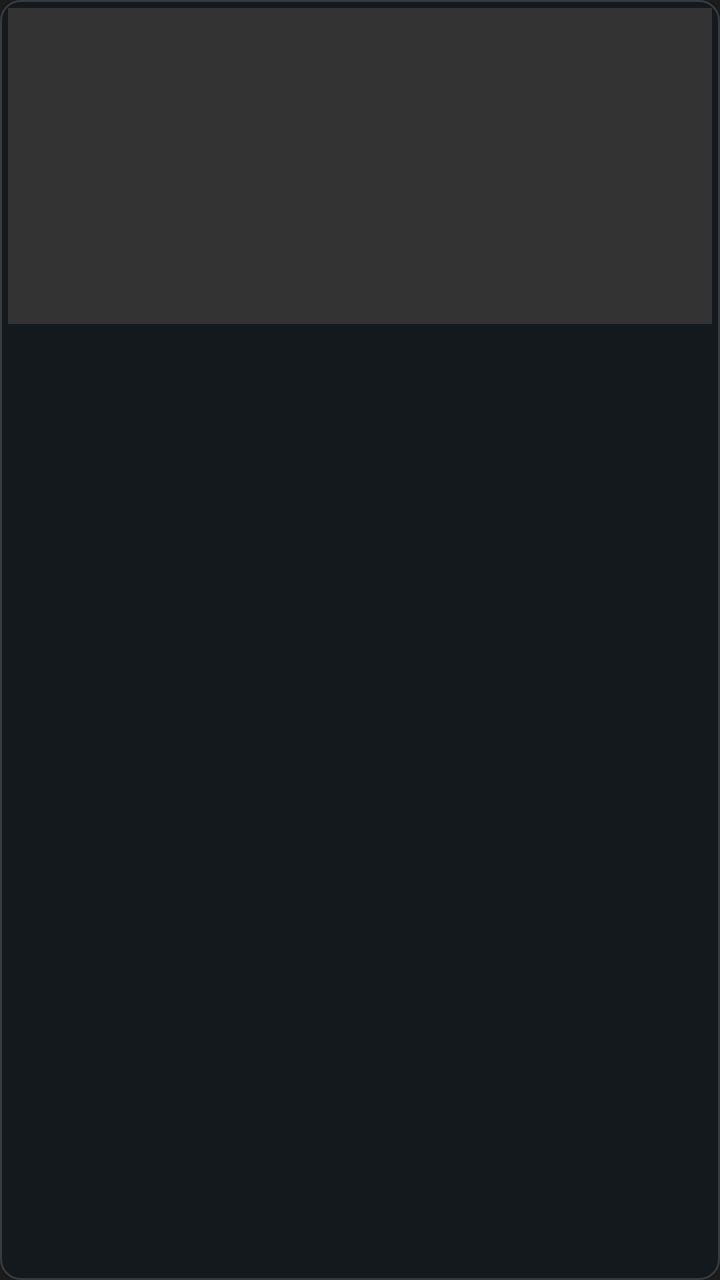
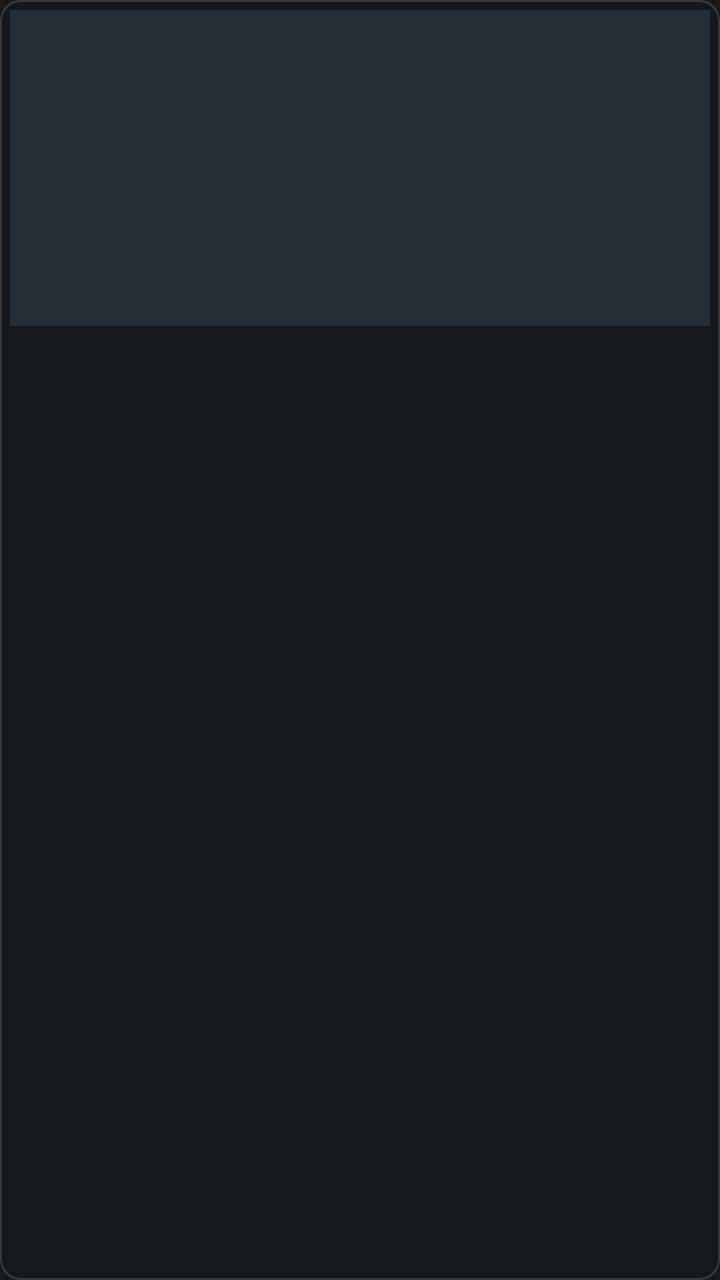

Screens rendered from an Android XML layout before and after an edit, with the pre-edit source and the edit as a unified diff.
<!-- AndroidManifest.xml: application theme Theme.Sinema -->
<!-- res/layout/view_card.xml -->
<?xml version="1.0" encoding="utf-8"?>
<LinearLayout xmlns:android="http://schemas.android.com/apk/res/android"
    android:layout_width="266dp"
    android:layout_height="wrap_content"
    android:minHeight="220dp"
    android:orientation="vertical"
    android:focusable="true"
    android:focusableInTouchMode="true"
    android:background="@drawable/card_focus_border"
    android:layout_marginStart="8dp"
    android:layout_marginEnd="8dp"
    android:padding="4dp"
    android:clipChildren="false">

    <FrameLayout
        android:layout_width="match_parent"
        android:layout_height="158dp">

        <ImageView
            android:id="@+id/card_image"
            android:layout_width="match_parent"
            android:layout_height="match_parent"
            android:scaleType="centerCrop"
            android:background="#333333"
            android:importantForAccessibility="no" />

        <TextView
            android:id="@+id/card_heart"
            android:layout_width="wrap_content"
            android:layout_height="wrap_content"
            android:layout_gravity="top|end"
            android:layout_margin="6dp"
            android:background="@drawable/card_polish_badge"
            android:contentDescription="@string/accessibility_favorite"
            android:text="❤️"
            android:textSize="18sp"
            android:padding="4dp"
            android:visibility="gone" />

        <TextView
            android:id="@+id/card_checkmark"
            android:layout_width="wrap_content"
            android:layout_height="wrap_content"
            android:layout_gravity="bottom|end"
            android:layout_margin="6dp"
            android:background="@drawable/card_polish_badge"
            android:contentDescription="@string/accessibility_watched"
            android:text="✅"
            android:textSize="18sp"
            android:padding="4dp"
            android:visibility="gone" />

        <ProgressBar
            android:id="@+id/card_progress"
            style="?android:attr/progressBarStyleHorizontal"
            android:layout_width="match_parent"
            android:layout_height="6dp"
            android:layout_gravity="bottom"
            android:max="100"
            android:progressDrawable="@drawable/card_progress"
            android:visibility="gone" />

    </FrameLayout>

    <TextView
        android:id="@+id/card_title"
        android:layout_width="match_parent"
        android:layout_height="wrap_content"
        android:maxLines="1"
        android:ellipsize="end"
        android:textColor="@android:color/white"
        android:textSize="15sp"
        android:paddingTop="4dp"
        android:paddingStart="4dp"
        android:paddingEnd="4dp" />

    <TextView
        android:id="@+id/card_content"
        android:layout_width="match_parent"
        android:layout_height="wrap_content"
        android:maxLines="1"
        android:ellipsize="end"
        android:textColor="#AAAAAA"
        android:textSize="13sp"
        android:paddingStart="4dp"
        android:paddingEnd="4dp"
        android:paddingBottom="4dp" />
</LinearLayout>
<!-- resources referenced by this layout -->
<resources>
  <!-- drawable card_focus_border (drawable) -->
  <?xml version="1.0" encoding="utf-8"?>
  <selector xmlns:android="http://schemas.android.com/apk/res/android">
      <item android:state_focused="true">
          <shape android:shape="rectangle">
              <stroke android:width="4dp" android:color="#2AABE0" />
              <solid android:color="#FF18242A" />
              <corners android:radius="@dimen/card_polish_corner_radius" />
          </shape>
      </item>
      <item>
          <shape android:shape="rectangle">
              <stroke android:width="1dp" android:color="@color/card_polish_border_unfocused" />
              <solid android:color="@color/card_polish_surface" />
              <corners android:radius="@dimen/card_polish_corner_radius" />
          </shape>
      </item>
  </selector>
  <!-- drawable card_polish_badge (drawable) -->
  <?xml version="1.0" encoding="utf-8"?>
  <shape xmlns:android="http://schemas.android.com/apk/res/android" android:shape="rectangle">
      <solid android:color="#CC101010" />
      <corners android:radius="6dp" />
  </shape>
  <!-- drawable card_progress (drawable) -->
  <?xml version="1.0" encoding="utf-8"?>
  <layer-list xmlns:android="http://schemas.android.com/apk/res/android">
      <item android:id="@android:id/background">
          <shape android:shape="rectangle">
              <solid android:color="#59000000" />
              <corners android:radius="3dp" />
          </shape>
      </item>
      <item android:id="@android:id/progress">
          <clip>
              <shape android:shape="rectangle">
                  <solid android:color="#2AABE0" />
                  <corners android:radius="3dp" />
              </shape>
          </clip>
      </item>
  </layer-list>
  <string name="accessibility_favorite">Favorite</string>
  <string name="accessibility_watched">Watched</string>
  <style name="Theme.Sinema" parent="@style/Theme.Leanback.Browse">
          <item name="android:windowIsTranslucent">false</item>
          <item name="android:windowBackground">#FF1B1B1B</item>
          <item name="android:colorBackground">#FF1B1B1B</item>
          <item name="android:colorPrimary">#FF1B1B1B</item>
          <item name="defaultBrandColor">#FF1B1B1B</item>
          <item name="defaultBrandColorDark">#FF121212</item>
          <item name="android:textColorPrimary">@android:color/white</item>
          <item name="android:textColorSecondary">#AAAAAA</item>
          <item name="browsePaddingStart">48dp</item>
          <item name="browsePaddingEnd">48dp</item>
          <item name="browsePaddingTop">27dp</item>
          <item name="browsePaddingBottom">27dp</item>
      </style>
  <dimen name="card_polish_corner_radius">10dp</dimen>
  <color name="card_polish_border_unfocused">#24FFFFFF</color>
  <color name="card_polish_surface">#FF14191E</color>
</resources>

<!-- the commit's change to res/layout/view_card.xml (unified diff, before → after) -->
@@ -9,10 +9,11 @@
     android:background="@drawable/card_focus_border"
     android:layout_marginStart="8dp"
     android:layout_marginEnd="8dp"
-    android:padding="4dp"
+    android:padding="5dp"
     android:clipChildren="false">
 
     <FrameLayout
+        android:id="@+id/card_artwork_frame"
         android:layout_width="match_parent"
         android:layout_height="158dp">
 
@@ -21,8 +22,33 @@
             android:layout_width="match_parent"
             android:layout_height="match_parent"
             android:scaleType="centerCrop"
-            android:background="#333333"
+            android:background="#262D33"
             android:importantForAccessibility="no" />
+
+        <View
+            android:id="@+id/card_artwork_scrim"
+            android:layout_width="match_parent"
+            android:layout_height="56dp"
+            android:layout_gravity="bottom"
+            android:background="@drawable/card_artwork_scrim"
+            android:visibility="gone" />
+
+        <TextView
+            android:id="@+id/card_quality_badge"
+            android:layout_width="wrap_content"
+            android:layout_height="wrap_content"
+            android:layout_gravity="top|start"
+            android:layout_margin="6dp"
+            android:background="@drawable/card_polish_badge"
+            android:paddingStart="6dp"
+            android:paddingEnd="6dp"
+            android:paddingTop="2dp"
+            android:paddingBottom="2dp"
+            android:textColor="@android:color/white"
+            android:textSize="11sp"
+            android:textStyle="bold"
+            android:maxLines="1"
+            android:visibility="gone" />
 
         <TextView
             android:id="@+id/card_heart"
@@ -33,8 +59,28 @@
             android:background="@drawable/card_polish_badge"
             android:contentDescription="@string/accessibility_favorite"
             android:text="❤️"
-            android:textSize="18sp"
-            android:padding="4dp"
+            android:textSize="16sp"
+            android:paddingStart="5dp"
+            android:paddingEnd="5dp"
+            android:paddingTop="2dp"
+            android:paddingBottom="2dp"
+            android:visibility="gone" />
+
+        <TextView
+            android:id="@+id/card_duration_badge"
+            android:layout_width="wrap_content"
+            android:layout_height="wrap_content"
+            android:layout_gravity="bottom|start"
+            android:layout_margin="6dp"
+            android:background="@drawable/card_polish_badge"
+            android:paddingStart="6dp"
+            android:paddingEnd="6dp"
+            android:paddingTop="2dp"
+            android:paddingBottom="2dp"
+            android:textColor="@android:color/white"
+            android:textSize="11sp"
+            android:textStyle="bold"
+            android:maxLines="1"
             android:visibility="gone" />
 
         <TextView
@@ -46,8 +92,11 @@
             android:background="@drawable/card_polish_badge"
             android:contentDescription="@string/accessibility_watched"
             android:text="✅"
-            android:textSize="18sp"
-            android:padding="4dp"
+            android:textSize="16sp"
+            android:paddingStart="5dp"
+            android:paddingEnd="5dp"
+            android:paddingTop="2dp"
+            android:paddingBottom="2dp"
             android:visibility="gone" />
 
         <ProgressBar
@@ -68,11 +117,11 @@
         android:layout_height="wrap_content"
         android:maxLines="1"
         android:ellipsize="end"
-        android:textColor="@android:color/white"
+        android:textColor="@color/card_polish_title_unfocused"
         android:textSize="15sp"
-        android:paddingTop="4dp"
-        android:paddingStart="4dp"
-        android:paddingEnd="4dp" />
+        android:paddingTop="6dp"
+        android:paddingStart="6dp"
+        android:paddingEnd="6dp" />
 
     <TextView
         android:id="@+id/card_content"
@@ -80,9 +129,9 @@
         android:layout_height="wrap_content"
         android:maxLines="1"
         android:ellipsize="end"
-        android:textColor="#AAAAAA"
+        android:textColor="@color/card_polish_meta_unfocused"
         android:textSize="13sp"
-        android:paddingStart="4dp"
-        android:paddingEnd="4dp"
+        android:paddingStart="6dp"
+        android:paddingEnd="6dp"
         android:paddingBottom="4dp" />
 </LinearLayout>
<!-- resource entries referenced after the edit -->
@@ -1,5 +1,16 @@
 <!-- resources referenced by this layout -->
 <resources>
+  <color name="card_polish_meta_unfocused">#FF9AA6B0</color>
+  <color name="card_polish_title_unfocused">#FFE8EEF2</color>
+  <!-- drawable card_artwork_scrim (drawable) -->
+  <?xml version="1.0" encoding="utf-8"?>
+  <shape xmlns:android="http://schemas.android.com/apk/res/android" android:shape="rectangle">
+      <gradient
+          android:angle="90"
+          android:startColor="#B3000000"
+          android:centerColor="#4D000000"
+          android:endColor="#00000000" />
+  </shape>
   <!-- drawable card_focus_border (drawable) -->
   <?xml version="1.0" encoding="utf-8"?>
   <selector xmlns:android="http://schemas.android.com/apk/res/android">
@@ -21,15 +32,16 @@
   <!-- drawable card_polish_badge (drawable) -->
   <?xml version="1.0" encoding="utf-8"?>
   <shape xmlns:android="http://schemas.android.com/apk/res/android" android:shape="rectangle">
-      <solid android:color="#CC101010" />
-      <corners android:radius="6dp" />
+      <solid android:color="@color/card_polish_badge_fill" />
+      <stroke android:width="1dp" android:color="@color/card_polish_badge_stroke" />
+      <corners android:radius="@dimen/card_polish_badge_radius" />
   </shape>
   <!-- drawable card_progress (drawable) -->
   <?xml version="1.0" encoding="utf-8"?>
   <layer-list xmlns:android="http://schemas.android.com/apk/res/android">
       <item android:id="@android:id/background">
           <shape android:shape="rectangle">
-              <solid android:color="#59000000" />
+              <solid android:color="#73000000" />
               <corners android:radius="3dp" />
           </shape>
       </item>
@@ -61,5 +73,8 @@
   <dimen name="card_polish_corner_radius">10dp</dimen>
   <color name="card_polish_border_unfocused">#24FFFFFF</color>
   <color name="card_polish_surface">#FF14191E</color>
+  <color name="card_polish_badge_fill">#D90D1216</color>
+  <color name="card_polish_badge_stroke">#38FFFFFF</color>
+  <dimen name="card_polish_badge_radius">6dp</dimen>
 </resources>
 
